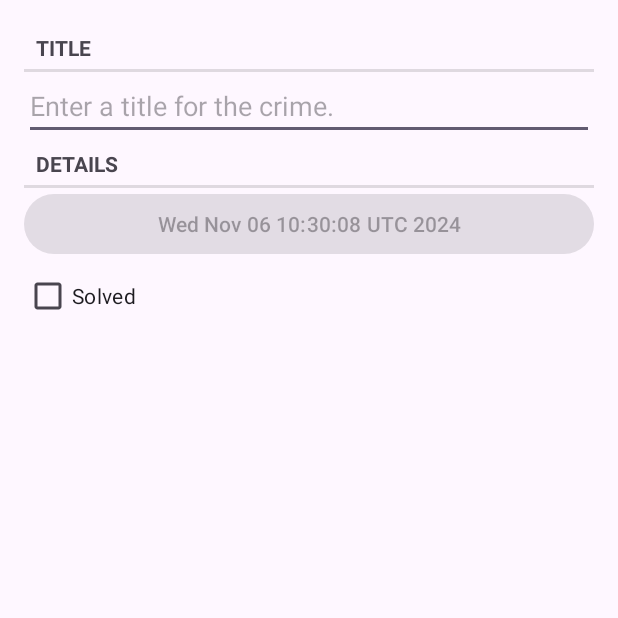
After one commit to therealtommy/CriminalIntent, an Android app: the fragment CrimeFragment shown on its own in the app's theme, on a phone screen of 412 x 824 dp, the top half of it. The commit adds this screen. Run offline under Robolectric (Android 15) with nearby library versions, the phone set to English and light mode, and no system bars; our stand-ins replace data binding.

Commit message:
Updates in xml files, add some logic in CrimeFragment.kt

```diff
--- /dev/null
+++ b/app/src/main/java/com/example/criminalintent/CrimeFragment.kt
@@ -0,0 +1,83 @@
+package com.example.criminalintent
+
+import android.os.Bundle
+import android.text.Editable
+import android.text.TextWatcher
+import android.view.LayoutInflater
+import android.view.View
+import android.view.ViewGroup
+import android.widget.Button
+import android.widget.CheckBox
+import android.widget.EditText
+import androidx.fragment.app.Fragment
+
+class CrimeFragment : Fragment()  {
+    private lateinit var titleField: EditText
+    private lateinit var crime: Crime
+    private lateinit var dateButton: Button
+    private lateinit var solvedCheckBox: CheckBox
+
+    override fun onCreate(savedInstanceState:
+                          Bundle?) {
+        super.onCreate(savedInstanceState)
+        crime = Crime()
+    }
+    override fun onCreateView(
+        inflater: LayoutInflater,
+        container: ViewGroup?,
+        savedInstanceState: Bundle?
+    ): View? {
+        val view =
+            inflater.inflate(R.layout.fragment_crime,
+                container, false)
+        titleField = view.findViewById(R.id.crime_title) as EditText
+        dateButton =
+            view.findViewById(R.id.crime_date) as Button
+        dateButton.apply {
+            text = crime.date.toString()
+            isEnabled = false
+            solvedCheckBox = view.findViewById(R.id.crime_solved) as CheckBox
+        }
+        return view
+    }
+    override fun onStart() {
+        super.onStart()
+        val titleWatcher = object : TextWatcher
+        {
+            override fun beforeTextChanged(
+                sequence: CharSequence?,
+                start: Int,
+                count: Int,
+                after: Int
+            ) {
+// Это пространство оставлено
+
+            }
+            override fun onTextChanged(
+                sequence: CharSequence?,
+                start: Int,
+                before: Int,
+                count: Int
+            ) {
+                crime.title =
+                    sequence.toString()
+            }
+            override fun
+                    afterTextChanged(sequence: Editable?) {
+// И это
+            }
+        }
+
+        titleField.addTextChangedListener(titleWatcher)
+
+        solvedCheckBox.apply {
+            setOnCheckedChangeListener { _, isChecked ->
+                crime.isSolved = isChecked
+            }
+        }
+
+
+    }
+
+
+}
--- a/app/src/main/res/layout/activity_main.xml
+++ b/app/src/main/res/layout/activity_main.xml
@@ -1,19 +1,6 @@
 <?xml version="1.0" encoding="utf-8"?>
-<androidx.constraintlayout.widget.ConstraintLayout xmlns:android="http://schemas.android.com/apk/res/android"
-    xmlns:app="http://schemas.android.com/apk/res-auto"
-    xmlns:tools="http://schemas.android.com/tools"
-    android:id="@+id/main"
+<FrameLayout
+    xmlns:android="http://schemas.android.com/apk/res/android"
+    android:id="@+id/fragment_container"
     android:layout_width="match_parent"
-    android:layout_height="match_parent"
-    tools:context=".MainActivity">
-
-    <TextView
-        android:layout_width="wrap_content"
-        android:layout_height="wrap_content"
-        android:text="Hello World!"
-        app:layout_constraintBottom_toBottomOf="parent"
-        app:layout_constraintEnd_toEndOf="parent"
-        app:layout_constraintStart_toStartOf="parent"
-        app:layout_constraintTop_toTopOf="parent" />
-
-</androidx.constraintlayout.widget.ConstraintLayout>
+    android:layout_height="match_parent"/>
--- /dev/null
+++ b/app/src/main/res/layout/fragment_crime.xml
@@ -0,0 +1,43 @@
+<?xml version="1.0" encoding="utf-8"?>
+<layout
+    xmlns:android="http://schemas.android.com/apk/res/android"
+    >
+
+    <LinearLayout
+        android:layout_width="match_parent"
+        android:layout_height="match_parent"
+        android:layout_margin="16dp"
+        android:orientation="vertical">
+
+        <TextView
+            android:layout_width="match_parent"
+            android:layout_height="wrap_content"
+            android:text="@string/crime_title_label"
+            style="?android:listSeparatorTextViewStyle"/>
+
+        <EditText
+            android:id="@+id/crime_title"
+            android:layout_width="match_parent"
+            android:layout_height="wrap_content"
+            android:hint="@string/crime_title_hint"/>
+
+        <TextView
+            android:layout_width="match_parent"
+            android:layout_height="wrap_content"
+            android:text="@string/crime_details_label"
+            style="?android:listSeparatorTextViewStyle"/>
+
+        <Button
+            android:id="@+id/crime_date"
+            android:layout_width="match_parent"
+            android:layout_height="wrap_content"/>
+
+        <CheckBox
+            android:id="@+id/crime_solved"
+            android:layout_width="match_parent"
+            android:layout_height="wrap_content"
+            android:text="@string/crime_solved_label"/>
+
+    </LinearLayout>
+
+</layout>
--- a/app/src/main/res/values/strings.xml
+++ b/app/src/main/res/values/strings.xml
@@ -1,3 +1,8 @@
 <resources>
     <string name="app_name">CriminalIntent</string>
+    <string name="crime_title_hint">Enter a title for the crime.</string>
+    <string name="crime_title_label">Title</string>
+    <string name="crime_details_label">Details</string>
+    <string name="crime_solved_label">Solved</string>
+
 </resources>
```
